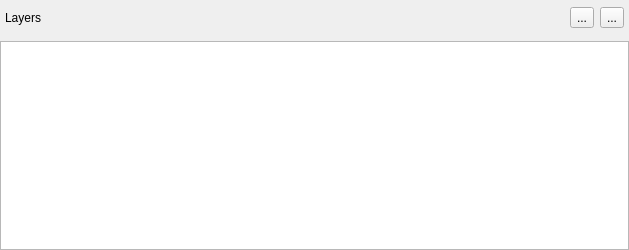
This is app/ui/timeline2.ui in pencil2d/pencil as Qt 5 draws it before an edit. The edited form follows.
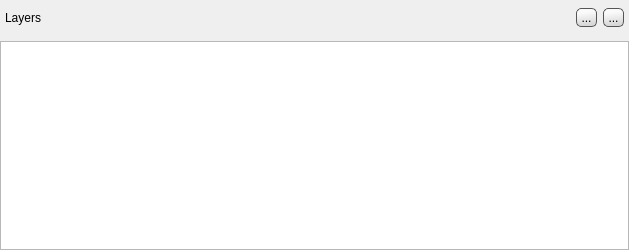
This is the edited form.

Diff of the .ui file:
```diff
--- a/app/ui/timeline2.ui
+++ b/app/ui/timeline2.ui
@@ -57,6 +57,13 @@
        </item>
        <item>
         <widget class="QToolButton" name="toolButton">
+         <property name="styleSheet">
+          <string notr="true">background-color: qlineargradient(spread:pad, x1:0.187818, y1:0.949, x2:0.0851364, y2:0.278, stop:0 rgba(216, 216, 216, 255), stop:1 rgba(250, 250, 250, 255));
+
+border:1px solid #555555;
+
+border-radius:5px;</string>
+         </property>
          <property name="text">
           <string>...</string>
          </property>
@@ -64,6 +71,13 @@
        </item>
        <item>
         <widget class="QToolButton" name="toolButton_2">
+         <property name="styleSheet">
+          <string notr="true">background-color: qlineargradient(spread:pad, x1:0.187818, y1:0.949, x2:0.0851364, y2:0.278, stop:0 rgba(216, 216, 216, 255), stop:1 rgba(250, 250, 250, 255));
+
+border:1px solid #555555;
+
+border-radius:5px;</string>
+         </property>
          <property name="text">
           <string>...</string>
          </property>
```
